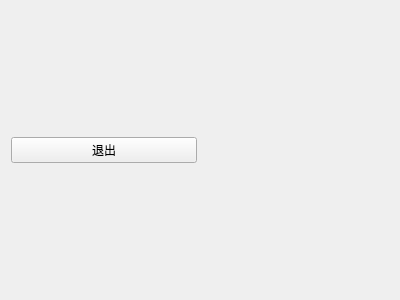
First picture: the form in libTest/AeroClientWidget.ui, repository fear-wall/FramelessWindow-Qt, before the edit.
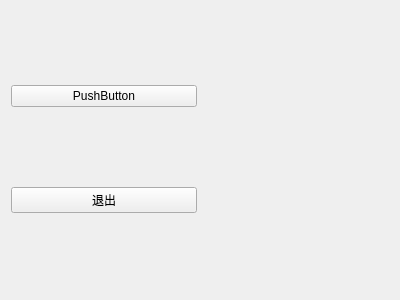
Second picture: the form after the edit.

Diff of the .ui file:
```diff
--- a/libTest/AeroClientWidget.ui
+++ b/libTest/AeroClientWidget.ui
@@ -19,6 +19,13 @@
    </item>
    <item>
     <layout class="QVBoxLayout" name="verticalLayout_2">
+     <item>
+      <widget class="QPushButton" name="pushButton_2">
+       <property name="text">
+        <string>PushButton</string>
+       </property>
+      </widget>
+     </item>
      <item>
       <widget class="QPushButton" name="pushButton">
        <property name="text">
```
